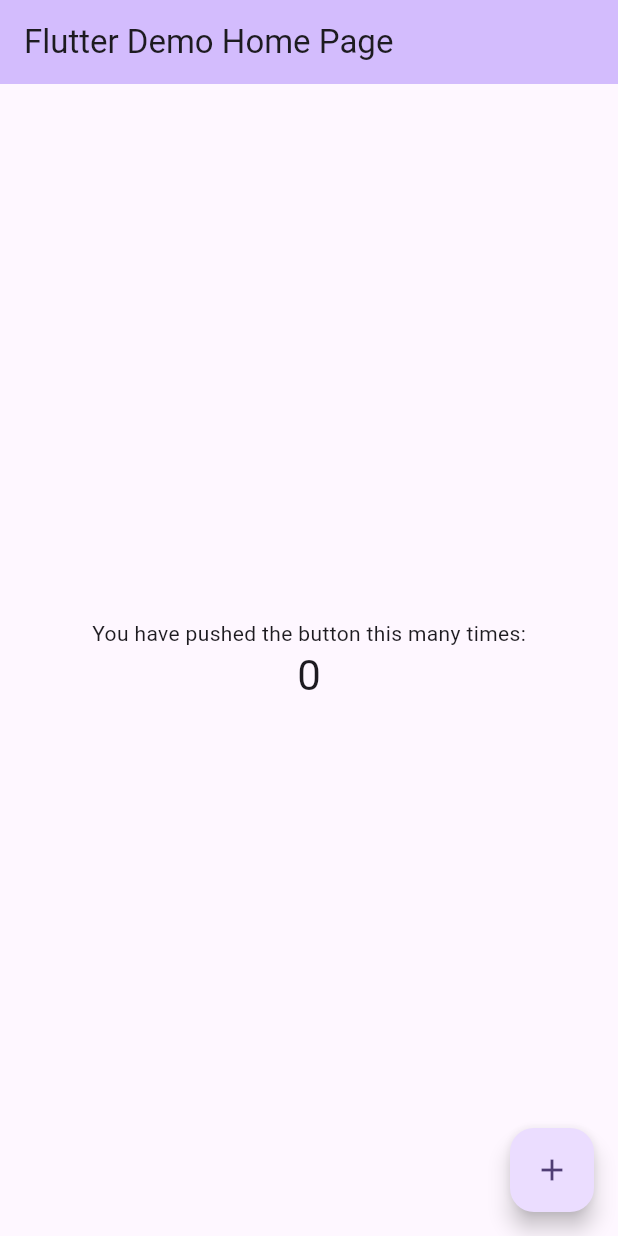
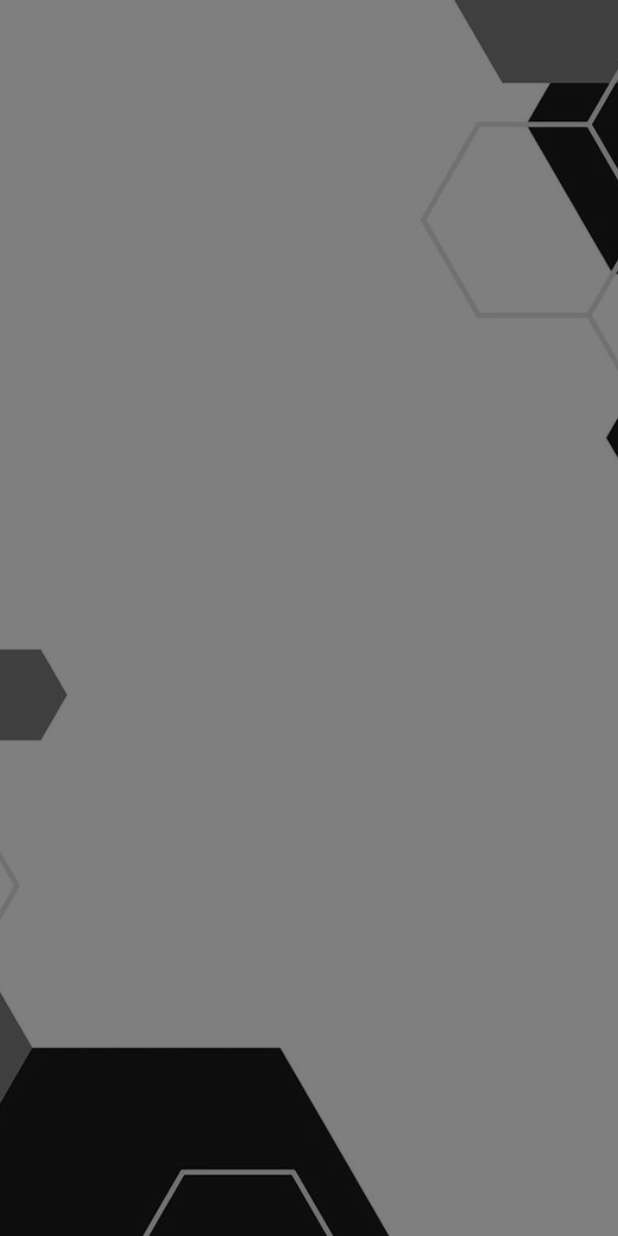
Before and after one commit to ela123/Ethiopian-Calendar-mibile-app, a Flutter app: the screen it shows after launch, on a phone screen of 412 x 824 dp. Run offline on Flutter 3.47's test engine with Material 3 defaults, Android fonts, the phone set to English and light mode, and no system bars.

Commit message:
home list

```diff
--- /dev/null
+++ b/lib/background.dart
@@ -0,0 +1,22 @@
+import 'package:flutter/material.dart';
+
+class Background extends StatelessWidget {
+  const Background({super.key});
+
+  @override
+  Widget build(BuildContext context) {
+    return Stack(
+      children: [
+        Positioned.fill(
+          child: Image.asset(
+            "assets/background.jpg",
+            fit: BoxFit.cover,
+          ),
+        ),
+        Scaffold(
+          backgroundColor: Colors.black.withOpacity(0.5),
+        ),
+      ],
+    );
+  }
+}
--- /dev/null
+++ b/lib/list.dart
@@ -0,0 +1,12 @@
+import 'package:flutter/material.dart';
+import 'background.dart';
+class Listmenu extends StatelessWidget {
+  const Listmenu({super.key});
+
+  @override
+  Widget build(BuildContext context) {
+    return Scaffold(
+      body: Background(),
+    );
+  }
+}
--- a/lib/main.dart
+++ b/lib/main.dart
@@ -1,5 +1,7 @@
 import 'package:flutter/material.dart';
-
+import 'home.dart'; // Import your home page
+import 'background.dart';
+import 'list.dart';
 void main() {
   runApp(const MyApp());
 }
@@ -7,95 +9,11 @@ void main() {
 class MyApp extends StatelessWidget {
   const MyApp({super.key});
 
-  // This widget is the root of your application.
   @override
   Widget build(BuildContext context) {
     return MaterialApp(
-      title: 'Flutter Demo',
-      theme: ThemeData(
-
-        colorScheme: ColorScheme.fromSeed(seedColor: Colors.deepPurple),
-        useMaterial3: true,
-      ),
-      home: const MyHomePage(title: 'Flutter Demo Home Page'),
+      debugShowCheckedModeBanner: false,
+      home:  Listmenu(), // Call HomePage here
     );
   }
 }
-
-class MyHomePage extends StatefulWidget {
-  const MyHomePage({super.key, required this.title});
-
-
-  final String title;
-
-  @override
-  State<MyHomePage> createState() => _MyHomePageState();
-}
-
-class _MyHomePageState extends State<MyHomePage> {
-  int _counter = 0;
-
-  void _incrementCounter() {
-    setState(() {
-      // This call to setState tells the Flutter framework that something has
-      // changed in this State, which causes it to rerun the build method below
-      // so that the display can reflect the updated values. If we changed
-      // _counter without calling setState(), then the build method would not be
-      // called again, and so nothing would appear to happen.
-      _counter++;
-    });
-  }
-
-  @override
-  Widget build(BuildContext context) {
-    // This method is rerun every time setState is called, for instance as done
-    // by the _incrementCounter method above.
-    //
-    // The Flutter framework has been optimized to make rerunning build methods
-    // fast, so that you can just rebuild anything that needs updating rather
-    // than having to individually change instances of widgets.
-    return Scaffold(
-      appBar: AppBar(
-        // TRY THIS: Try changing the color here to a specific color (to
-        // Colors.amber, perhaps?) and trigger a hot reload to see the AppBar
-        // change color while the other colors stay the same.
-        backgroundColor: Theme.of(context).colorScheme.inversePrimary,
-        // Here we take the value from the MyHomePage object that was created by
-        // the App.build method, and use it to set our appbar title.
-        title: Text(widget.title),
-      ),
-      body: Center(
-        // Center is a layout widget. It takes a single child and positions it
-        // in the middle of the parent.
-        child: Column(
-          // Column is also a layout widget. It takes a list of children and
-          // arranges them vertically. By default, it sizes itself to fit its
-          // children horizontally, and tries to be as tall as its parent.
-          //
-          // Column has various properties to control how it sizes itself and
-          // how it positions its children. Here we use mainAxisAlignment to
-          // center the children vertically; the main axis here is the vertical
-          // axis because Columns are vertical (the cross axis would be
-          // horizontal).
-          //
-          // TRY THIS: Invoke "debug painting" (choose the "Toggle Debug Paint"
-          // action in the IDE, or press "p" in the console), to see the
-          // wireframe for each widget.
-          mainAxisAlignment: MainAxisAlignment.center,
-          children: <Widget>[
-            const Text('You have pushed the button this many times:'),
-            Text(
-              '$_counter',
-              style: Theme.of(context).textTheme.headlineMedium,
-            ),
-          ],
-        ),
-      ),
-      floatingActionButton: FloatingActionButton(
-        onPressed: _incrementCounter,
-        tooltip: 'Increment',
-        child: const Icon(Icons.add),
-      ), // This trailing comma makes auto-formatting nicer for build methods.
-    );
-  }
-}
```
Also changed, not shown: lib/home.dart (added, +92 -0 lines), lib/homelist.dart (added, +14 -0 lines), pubspec.yaml (+4 -7 lines), assets/Getatchew_Haile.jpg (added), assets/background.jpg (added), assets/pop.jpg (added), pubspec.lock.
